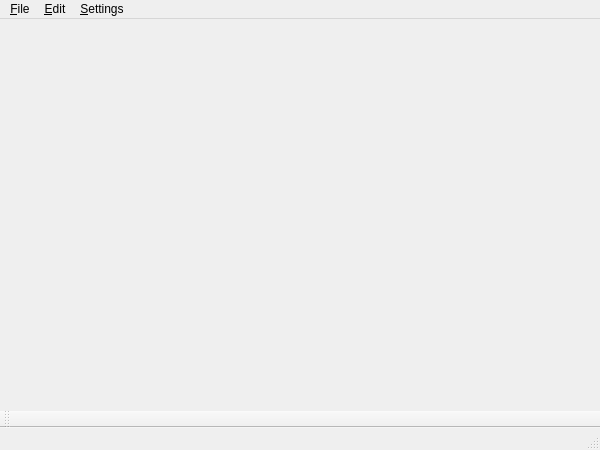
Old version of the form OpenBoard/mainwindow.ui in the repository ITAAcademy/OpenBoard.
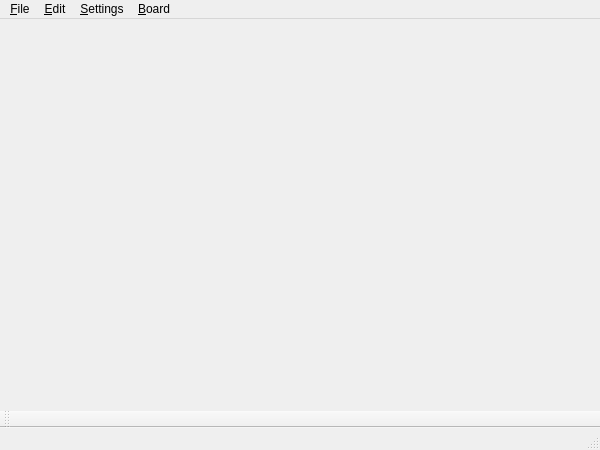
New version of the form.

Commit message: create menu "Board" with submenu

```diff
--- a/OpenBoard/mainwindow.ui
+++ b/OpenBoard/mainwindow.ui
@@ -56,9 +56,21 @@
     <addaction name="separator"/>
     <addaction name="action_Reset_default"/>
    </widget>
+   <widget class="QMenu" name="menu_Board">
+    <property name="title">
+     <string>&amp;Board</string>
+    </property>
+    <addaction name="actionSho_w"/>
+    <addaction name="action_Hide"/>
+    <addaction name="separator"/>
+    <addaction name="action_Play"/>
+    <addaction name="actionP_ause"/>
+    <addaction name="actionS_top"/>
+   </widget>
    <addaction name="menu_File"/>
    <addaction name="menu_Edit"/>
    <addaction name="menu_Settings"/>
+   <addaction name="menu_Board"/>
   </widget>
   <widget class="QToolBar" name="mainToolBar">
    <attribute name="toolBarArea">
```
Left out of the diff: 25 changed lines with no effect on the pictures.
